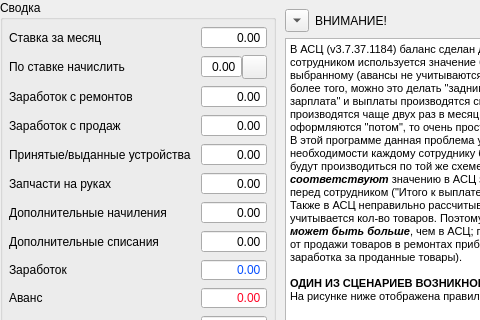
First picture: the form in widgets/salarytabwidgets/spagesalarysummary.ui, repository solderercb/snap_crm, before the edit; both pictures show x 0 to 480 and y 0 to 320 of the 1196 by 633 pixel window.
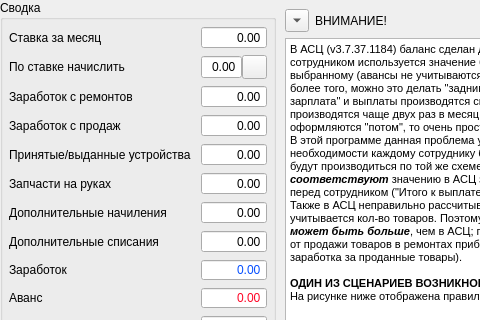
Second picture: the form after the edit. Icons and pictures are not drawn. Custom widgets are drawn as their Qt base class.

The edit to the form file:
```diff
--- a/widgets/salarytabwidgets/spagesalarysummary.ui
+++ b/widgets/salarytabwidgets/spagesalarysummary.ui
@@ -98,6 +98,12 @@
           </property>
           <item>
            <widget class="SDoubleSpinBox" name="doubleSpinBoxSummaryMonthCharge">
+            <property name="sizePolicy">
+             <sizepolicy hsizetype="Minimum" vsizetype="Minimum">
+              <horstretch>0</horstretch>
+              <verstretch>0</verstretch>
+             </sizepolicy>
+            </property>
             <property name="alignment">
              <set>Qt::AlignRight|Qt::AlignTrailing|Qt::AlignVCenter</set>
             </property>
@@ -733,16 +739,16 @@
   </layout>
  </widget>
  <customwidgets>
-  <customwidget>
-   <class>SPlainTextEdit</class>
-   <extends>QPlainTextEdit</extends>
-   <header location="global">widgets/splaintextedit.h</header>
-  </customwidget>
   <customwidget>
    <class>SDoubleSpinBox</class>
    <extends>QDoubleSpinBox</extends>
    <header location="global">widgets/sdoublespinbox.h</header>
   </customwidget>
+  <customwidget>
+   <class>SPlainTextEdit</class>
+   <extends>QPlainTextEdit</extends>
+   <header location="global">widgets/splaintextedit.h</header>
+  </customwidget>
  </customwidgets>
  <resources>
   <include location="../../styles/styles.qrc"/>
```
Left out of the diff: 102 changed lines with no effect on the pictures.
